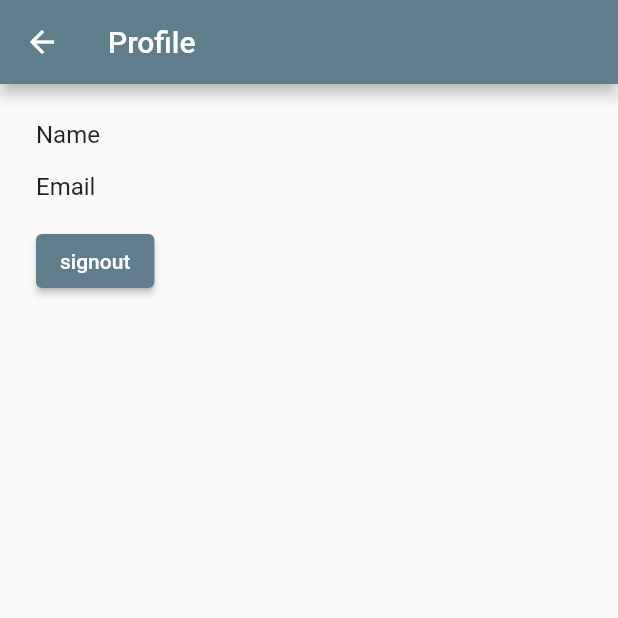
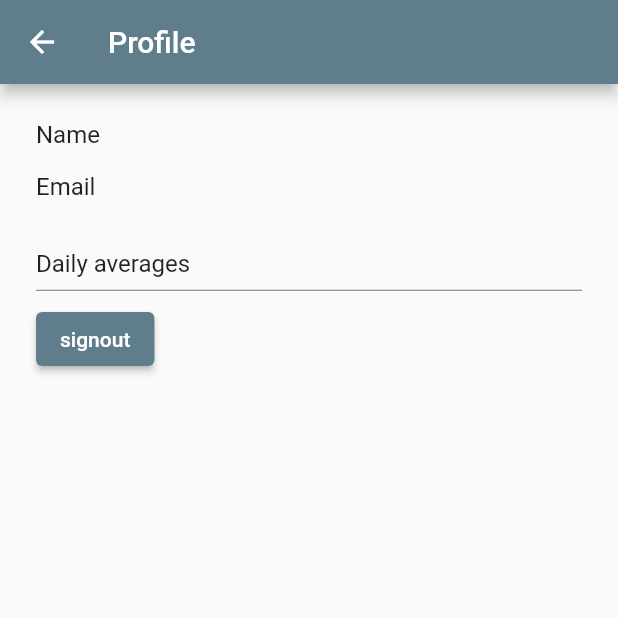
Before and after one commit to Lisviks/workout-tracker, a Flutter app: the ProfileScreen screen opened by its route, on a phone screen of 412 x 824 dp, the top half of it. Run offline on Flutter 3.47's test engine with Material 2 defaults, Android fonts, the phone set to English and light mode, and no system bars; our stand-ins replace cloud_firestore, firebase_auth, firebase_core, font_awesome_flutter, google_sign_in; accounts and stored records are empty; generated files the repository leaves out were written again.

Commit message:
slight changes to daily averages on profile screen

```diff
--- a/lib/profile/profile.dart
+++ b/lib/profile/profile.dart
@@ -57,6 +57,20 @@ class ProfileScreen extends StatelessWidget {
                 ],
               ),
             ),
+            const Padding(
+              padding: EdgeInsets.only(top: 16.0),
+              child: Text(
+                'Daily averages',
+                style: TextStyle(fontSize: 16.0),
+              ),
+            ),
+            const Padding(
+              padding: EdgeInsets.symmetric(vertical: 8.0),
+              child: Divider(
+                height: 1.0,
+                color: Colors.blueGrey,
+              ),
+            ),
             FutureBuilder(
                 future: getHistory(),
                 builder: (context, snapshot) {
@@ -76,12 +90,11 @@ class ProfileScreen extends StatelessWidget {
                           child: Row(
                             children: [
                               Text(
-                                e['workoutName'],
+                                '${e['workoutName']} - ',
                                 style: const TextStyle(
                                     fontSize: 14.0,
                                     fontWeight: FontWeight.bold),
                               ),
-                              const Text(' daily average - '),
                               Text(average),
                             ],
                           ));
```
